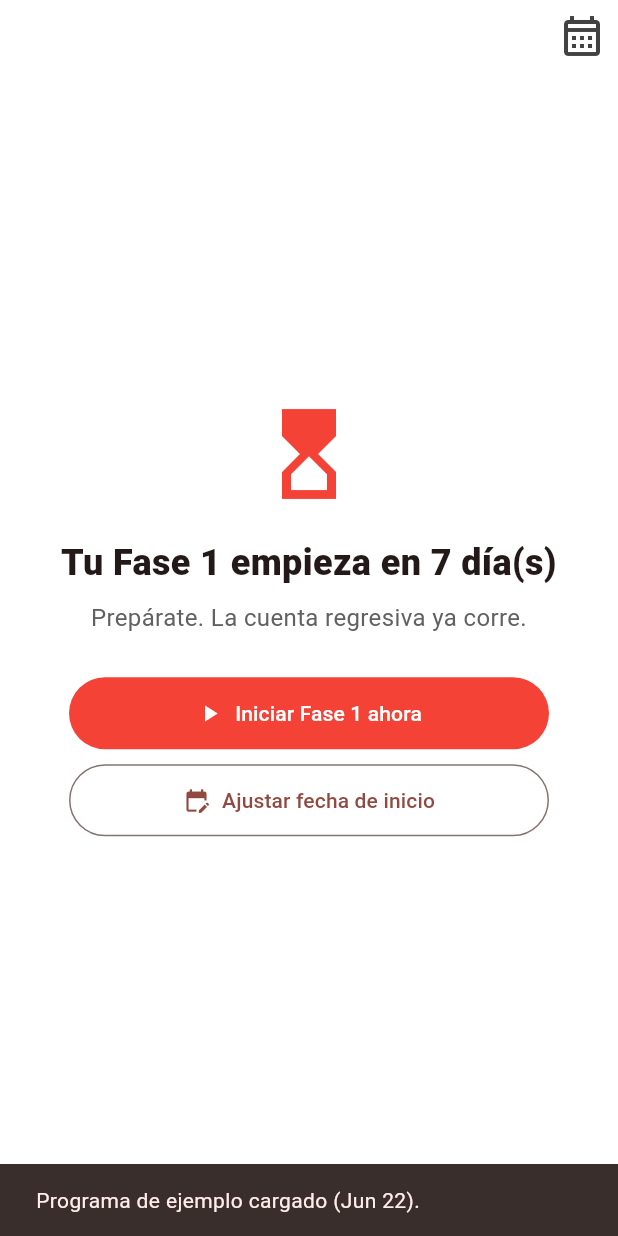
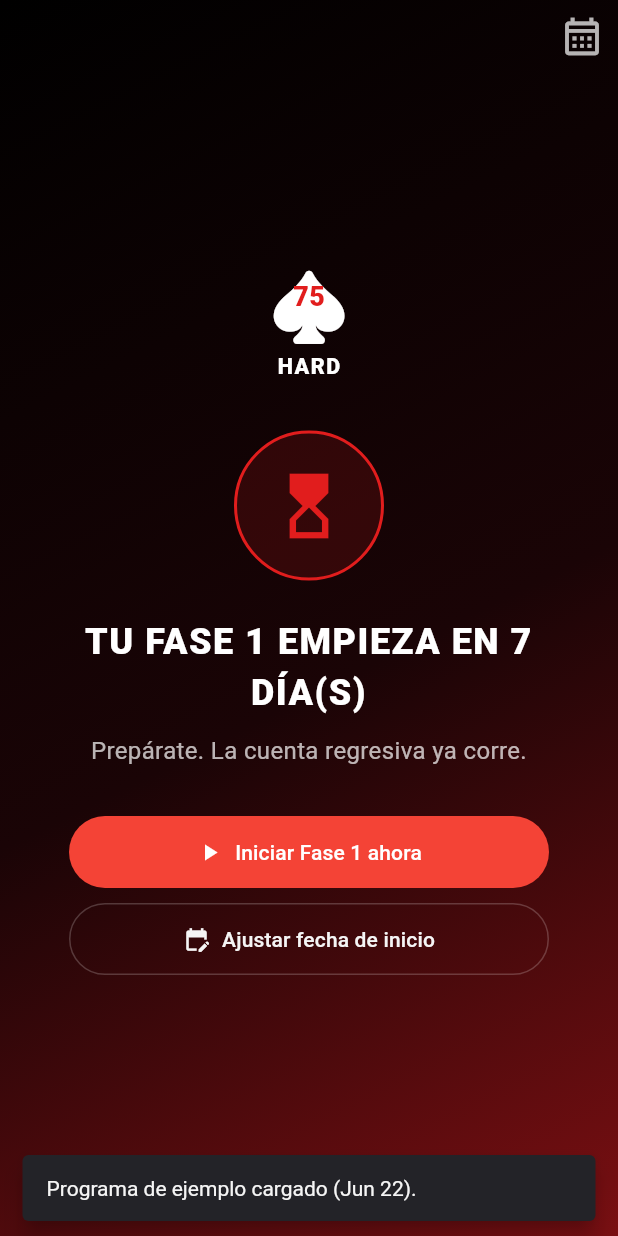
Before and after one commit to adrianhCoder/livehard_app, a Flutter app: the screen it shows after launch, after a tap on "Cargar datos de ejemplo", on a phone screen of 412 x 824 dp. Run offline on Flutter 3.47's test engine with Material 3 defaults, Android fonts, the phone set to English and light mode, and no system bars; our stand-ins replace flutter_riverpod, image_picker, isar, riverpod_annotation; accounts and stored records are empty; generated files the repository leaves out were written again.

Commit message:
feat(ui): Tema oscuro de marca estilo 1st Phorm / Andy Frisella
Centraliza la paleta y el tema en core/theme/app_theme.dart (negros
profundos, rojo de marca y gradiente de héroe) y lo aplica a las
pantallas principales:

- Onboarding: portada con gradiente, spade ♠ y tipografía bold.
- Vista de HOY: encabezado héroe con gradiente (DAY N, fecha, spade).
- Filas de tareas y Power List en oscuro; badge de hábito como pill rojo.
- Pantalla entre fases (descanso/antes de empezar/año completado) como
  portada de marca con gradiente, spade e ícono en círculo rojo.

Pendiente: calendario de progreso y perfil aún en claro.

Co-Authored-By: Claude Opus 4.8 <noreply@anthropic.com>

```diff
--- /dev/null
+++ b/lib/core/theme/app_theme.dart
@@ -0,0 +1,92 @@
+import 'package:flutter/material.dart';
+
+/// Paleta de marca LiveHard, inspirada en el estilo 1st Phorm / Andy Frisella:
+/// negros profundos, rojo agresivo y tipografía bold.
+class AppColors {
+  const AppColors._();
+
+  /// Fondo principal (casi negro).
+  static const Color ink = Color(0xFF0C0C0E);
+
+  /// Superficie elevada (tarjetas, filas, diálogos).
+  static const Color surface = Color(0xFF18181B);
+
+  /// Superficie aún más elevada / bordes sutiles.
+  static const Color surfaceAlt = Color(0xFF232328);
+
+  /// Rojo de marca (tipo 1st Phorm).
+  static const Color red = Color(0xFFE11D1D);
+
+  /// Rojo oscuro para gradientes y estados presionados.
+  static const Color redDeep = Color(0xFF7A0F12);
+
+  /// Texto principal.
+  static const Color text = Color(0xFFF5F5F5);
+
+  /// Texto secundario / atenuado.
+  static const Color textMuted = Color(0xFF9A9AA2);
+
+  /// Líneas divisorias sutiles.
+  static const Color divider = Color(0x1FFFFFFF);
+
+  /// Gradiente de héroe (negro → rojo profundo) para encabezados y portadas.
+  static const LinearGradient heroGradient = LinearGradient(
+    begin: Alignment.topLeft,
+    end: Alignment.bottomRight,
+    colors: [Color(0xFF000000), Color(0xFF1A0406), redDeep],
+    stops: [0.0, 0.55, 1.0],
+  );
+}
+
+/// Tema oscuro de la app. Centraliza colores, tipografía y estilos de
+/// componentes para que toda la UI sea coherente con la marca.
+ThemeData buildLiveHardTheme() {
+  final base = ThemeData(
+    useMaterial3: true,
+    brightness: Brightness.dark,
+    fontFamily: 'Roboto',
+  );
+
+  final scheme = ColorScheme.fromSeed(
+    seedColor: AppColors.red,
+    brightness: Brightness.dark,
+  ).copyWith(
+    primary: AppColors.red,
+    secondary: AppColors.red,
+    surface: AppColors.surface,
+    onSurface: AppColors.text,
+  );
+
+  return base.copyWith(
+    scaffoldBackgroundColor: AppColors.ink,
+    colorScheme: scheme,
+    dividerColor: AppColors.divider,
+    dividerTheme: const DividerThemeData(color: AppColors.divider, space: 1),
+    dialogTheme: const DialogThemeData(backgroundColor: AppColors.surface),
+    snackBarTheme: const SnackBarThemeData(
+      backgroundColor: AppColors.surfaceAlt,
+      contentTextStyle: TextStyle(color: AppColors.text),
+      behavior: SnackBarBehavior.floating,
+    ),
+    textTheme: base.textTheme.apply(
+      bodyColor: AppColors.text,
+      displayColor: AppColors.text,
+    ),
+    iconTheme: const IconThemeData(color: AppColors.text),
+    filledButtonTheme: FilledButtonThemeData(
+      style: FilledButton.styleFrom(
+        backgroundColor: AppColors.red,
+        foregroundColor: Colors.white,
+      ),
+    ),
+    outlinedButtonTheme: OutlinedButtonThemeData(
+      style: OutlinedButton.styleFrom(
+        foregroundColor: AppColors.text,
+        side: const BorderSide(color: Color(0x33FFFFFF)),
+      ),
+    ),
+    textButtonTheme: TextButtonThemeData(
+      style: TextButton.styleFrom(foregroundColor: AppColors.red),
+    ),
+  );
+}
--- a/lib/features/onboarding/presentation/onboarding_flow.dart
+++ b/lib/features/onboarding/presentation/onboarding_flow.dart
@@ -1,7 +1,9 @@
+import 'package:flutter/cupertino.dart';
 import 'package:flutter/material.dart';
 import 'package:flutter_riverpod/flutter_riverpod.dart';
 import 'package:intl/intl.dart';
 
+import '../../../core/theme/app_theme.dart';
 import '../../../core/utils/date_x.dart';
 import '../../program/application/dev_clock.dart';
 import '../../program/application/mock_data.dart';
@@ -20,31 +22,52 @@ class OnboardingFlow extends ConsumerWidget {
   @override
   Widget build(BuildContext context, WidgetRef ref) {
     return Scaffold(
-      backgroundColor: Colors.white,
-      body: SafeArea(
+      body: Container(
+        decoration: const BoxDecoration(gradient: AppColors.heroGradient),
+        child: SafeArea(
           child: Center(
             child: SingleChildScrollView(
               padding: const EdgeInsets.all(24),
               child: Column(
                 mainAxisSize: MainAxisSize.min,
                 children: [
-                const Icon(Icons.flag, size: 72, color: Colors.red),
-                const SizedBox(height: 16),
-                Text('Bienvenido a LiveHard',
-                    style: Theme.of(context).textTheme.headlineSmall),
+                  const Stack(
+                    alignment: Alignment.center,
+                    children: [
+                      Icon(CupertinoIcons.suit_spade_fill,
+                          size: 96, color: Colors.white),
+                      Positioned(
+                        top: 18,
+                        child: Text('75',
+                            style: TextStyle(
+                                color: AppColors.red,
+                                fontWeight: FontWeight.w900,
+                                fontSize: 30)),
+                      ),
+                    ],
+                  ),
+                  const SizedBox(height: 18),
+                  const Text('BIENVENIDO A LIVEHARD',
+                      style: TextStyle(
+                          fontSize: 26,
+                          fontWeight: FontWeight.w900,
+                          letterSpacing: 1.5,
+                          color: Colors.white)),
                   const SizedBox(height: 12),
                   const Text(
                     'La Fase 3 debe TERMINAR en el aniversario de tu 75 Hard. '
                     'Para programar tus fases, dinos cuándo fue el Día 1 de tu '
                     '75 Hard.',
                     textAlign: TextAlign.center,
+                    style: TextStyle(color: Colors.white70, height: 1.4),
                   ),
                   const SizedBox(height: 28),
                   FilledButton.icon(
                     style: FilledButton.styleFrom(
-                    backgroundColor: Colors.red,
-                    padding:
-                        const EdgeInsets.symmetric(horizontal: 24, vertical: 14),
+                      backgroundColor: AppColors.red,
+                      foregroundColor: Colors.white,
+                      padding: const EdgeInsets.symmetric(
+                          horizontal: 24, vertical: 14),
                     ),
                     icon: const Icon(Icons.calendar_today),
                     label: const Text('Elegir Día 1 del 75 Hard'),
@@ -53,9 +76,11 @@ class OnboardingFlow extends ConsumerWidget {
                   const SizedBox(height: 16),
                   TextButton(
                     onPressed: () => _loadSample(context, ref),
-                  child: const Text('Cargar datos de ejemplo'),
+                    child: const Text('Cargar datos de ejemplo',
+                        style: TextStyle(color: Colors.white60)),
                   ),
                 ],
+              ),
             ),
           ),
         ),
--- a/lib/main.dart
+++ b/lib/main.dart
@@ -6,6 +6,7 @@ import 'package:image_picker/image_picker.dart';
 import 'package:intl/intl.dart';
 
 import 'core/enums/program_phase.dart';
+import 'core/theme/app_theme.dart';
 import 'core/utils/date_x.dart';
 import 'features/onboarding/presentation/onboarding_flow.dart';
 import 'features/program/application/dev_clock.dart';
@@ -43,12 +44,7 @@ class LiveHardApp extends StatelessWidget {
     return MaterialApp(
       title: 'LiveHard',
       debugShowCheckedModeBanner: false,
-      theme: ThemeData(
-        scaffoldBackgroundColor: Colors.white,
-        colorScheme: ColorScheme.fromSeed(seedColor: Colors.red),
-        useMaterial3: true,
-        fontFamily: 'Roboto',
-      ),
+      theme: buildLiveHardTheme(),
       home: const HomeScreen(),
     );
   }
@@ -145,9 +141,10 @@ class _TodayView extends ConsumerWidget {
         return ListView(
           padding: EdgeInsets.zero,
           children: [
-            // ---- Encabezado: logo, DAY N, fecha, calendario ----
-            Padding(
-              padding: const EdgeInsets.fromLTRB(16, 12, 16, 8),
+            // ---- Encabezado HÉROE: logo, DAY N, fecha, calendario ----
+            Container(
+              decoration: const BoxDecoration(gradient: AppColors.heroGradient),
+              padding: const EdgeInsets.fromLTRB(16, 16, 8, 18),
               child: Row(
                 crossAxisAlignment: CrossAxisAlignment.center,
                 children: [
@@ -158,26 +155,29 @@ class _TodayView extends ConsumerWidget {
                         Text(
                           'DAY $dayNumber',
                           style: const TextStyle(
-                            fontSize: 40,
+                            fontSize: 44,
                             fontWeight: FontWeight.w900,
-                            color: Colors.black,
+                            color: Colors.white,
+                            letterSpacing: 1,
                             height: 1.0,
                           ),
                         ),
-                        const SizedBox(height: 4),
+                        const SizedBox(height: 6),
                         Text(
-                          dateLabel,
-                          style: TextStyle(
-                            fontSize: 16,
-                            color: Colors.grey.shade700,
+                          dateLabel.toUpperCase(),
+                          style: const TextStyle(
+                            fontSize: 13,
+                            letterSpacing: 1.2,
+                            fontWeight: FontWeight.w600,
+                            color: Color(0xFFE9B8B8),
                           ),
                         ),
                       ],
                     ),
                   ),
                   IconButton(
-                    icon: Icon(Icons.calendar_month_outlined,
-                        size: 36, color: Colors.grey.shade800),
+                    icon: const Icon(Icons.calendar_month_outlined,
+                        size: 32, color: Colors.white),
                     onPressed: () => Navigator.of(context).push(
                       MaterialPageRoute(
                           builder: (_) => const CalendarScreen()),
@@ -186,7 +186,6 @@ class _TodayView extends ConsumerWidget {
                 ],
               ),
             ),
-            const Divider(height: 1),
 
             // ---- Lista de tareas ----
             for (final task in tasks) ...[
@@ -212,14 +211,15 @@ class _TodayView extends ConsumerWidget {
                 crossAxisAlignment: CrossAxisAlignment.start,
                 children: [
                   const Text(
-                    'NOTES:',
+                    'NOTES',
                     style: TextStyle(
-                      fontSize: 24,
+                      fontSize: 22,
                       fontWeight: FontWeight.w900,
-                      color: Colors.black,
+                      letterSpacing: 1.5,
+                      color: AppColors.text,
                     ),
                   ),
-                  const Divider(thickness: 1.5, color: Colors.black87),
+                  const Divider(thickness: 2, color: AppColors.red),
                   _NotesField(
                     key: const ValueKey('today-notes'),
                     initial: record?.notes ?? '',
@@ -283,9 +283,9 @@ class _TaskRow extends StatelessWidget {
               height: 44,
               decoration: BoxDecoration(
                 shape: BoxShape.circle,
-                color: done ? Colors.red : Colors.transparent,
+                color: done ? AppColors.red : Colors.transparent,
                 border: Border.all(
-                  color: done ? Colors.red : Colors.grey.shade400,
+                  color: done ? AppColors.red : Colors.white30,
                   width: 2,
                 ),
               ),
@@ -304,23 +304,22 @@ class _TaskRow extends StatelessWidget {
                   label,
                   style: TextStyle(
                     fontSize: 18,
-                    fontWeight: FontWeight.w500,
-                    color: done ? Colors.grey.shade500 : Colors.black87,
+                    fontWeight: FontWeight.w600,
+                    color: done ? AppColors.textMuted : AppColors.text,
                     decoration: done ? TextDecoration.lineThrough : null,
-                    decorationColor: Colors.grey.shade500,
+                    decorationColor: AppColors.textMuted,
                     decorationThickness: 2,
                   ),
                 ),
                 const SizedBox(height: 4),
-                Row(
+                const Row(
                   children: [
-                    Icon(Icons.add_alarm,
-                        size: 18, color: Colors.grey.shade500),
-                    const SizedBox(width: 6),
+                    Icon(Icons.add_alarm, size: 18, color: AppColors.textMuted),
+                    SizedBox(width: 6),
                     Text(
                       'Add Reminder',
                       style:
-                          TextStyle(fontSize: 14, color: Colors.grey.shade500),
+                          TextStyle(fontSize: 14, color: AppColors.textMuted),
                     ),
                   ],
                 ),
@@ -334,8 +333,8 @@ class _TaskRow extends StatelessWidget {
               child: Container(
                 padding: const EdgeInsets.all(10),
                 decoration: BoxDecoration(
-                  color: Colors.grey.shade700,
-                  borderRadius: BorderRadius.circular(6),
+                  color: AppColors.red,
+                  borderRadius: BorderRadius.circular(8),
                 ),
                 child: const Icon(Icons.add_a_photo,
                     color: Colors.white, size: 22),
@@ -372,27 +371,27 @@ class _PowerListSection extends ConsumerWidget {
       data: (slots) => Column(
         crossAxisAlignment: CrossAxisAlignment.start,
         children: [
-          Padding(
-            padding: const EdgeInsets.fromLTRB(16, 20, 16, 4),
+          const Padding(
+            padding: EdgeInsets.fromLTRB(16, 20, 16, 4),
             child: Row(
               crossAxisAlignment: CrossAxisAlignment.baseline,
               textBaseline: TextBaseline.alphabetic,
               children: [
-                const Text('POWER LIST',
-                    style:
-                        TextStyle(fontSize: 24, fontWeight: FontWeight.w900)),
-                const SizedBox(width: 8),
+                Text('POWER LIST',
+                    style: TextStyle(
+                        fontSize: 22,
+                        fontWeight: FontWeight.w900,
+                        letterSpacing: 1.5,
+                        color: AppColors.text)),
+                SizedBox(width: 8),
                 Text('· ${PhaseRules.powerListCount} tareas críticas',
-                    style:
-                        TextStyle(fontSize: 13, color: Colors.grey.shade600)),
+                    style: TextStyle(
+                        fontSize: 13, color: AppColors.textMuted)),
               ],
             ),
           ),
           const Divider(
-              thickness: 1.5,
-              color: Colors.black87,
-              indent: 16,
-              endIndent: 16),
+              thickness: 2, color: AppColors.red, indent: 16, endIndent: 16),
           for (final slot in slots) ...[
             _PowerListRow(
               view: slot,
@@ -495,11 +494,11 @@ class _PowerListRow extends StatelessWidget {
               height: 40,
               decoration: BoxDecoration(
                 shape: BoxShape.circle,
-                color: done ? Colors.red : Colors.transparent,
+                color: done ? AppColors.red : Colors.transparent,
                 border: Border.all(
                   color: done
-                      ? Colors.red
-                      : (defined ? Colors.grey.shade400 : Colors.grey.shade300),
+                      ? AppColors.red
+                      : (defined ? Colors.white30 : Colors.white24),
                   width: 2,
                 ),
               ),
@@ -507,7 +506,8 @@ class _PowerListRow extends StatelessWidget {
                   ? const Icon(Icons.check, color: Colors.white, size: 24)
                   : (defined
                       ? null
-                      : Icon(Icons.add, color: Colors.grey.shade400, size: 22)),
+                      : const Icon(Icons.add,
+                          color: AppColors.textMuted, size: 22)),
             ),
           ),
           const SizedBox(width: 14),
@@ -519,13 +519,13 @@ class _PowerListRow extends StatelessWidget {
                   defined ? view.text! : 'Define tu tarea crítica ${view.slot}',
                   style: TextStyle(
                     fontSize: 17,
-                    fontWeight: FontWeight.w500,
+                    fontWeight: FontWeight.w600,
                     fontStyle: defined ? FontStyle.normal : FontStyle.italic,
                     color: !defined
-                        ? Colors.grey.shade500
-                        : (done ? Colors.grey.shade500 : Colors.black87),
+                        ? AppColors.textMuted
+                        : (done ? AppColors.textMuted : AppColors.text),
                     decoration: done ? TextDecoration.lineThrough : null,
-                    decorationColor: Colors.grey.shade500,
+                    decorationColor: AppColors.textMuted,
                     decorationThickness: 2,
                   ),
                 ),
@@ -536,13 +536,13 @@ class _PowerListRow extends StatelessWidget {
                       Icon(Icons.local_fire_department,
                           size: 16,
                           color: view.streak > 0
-                              ? Colors.deepOrange
-                              : Colors.grey.shade400),
+                              ? AppColors.red
+                              : Colors.white30),
                       const SizedBox(width: 4),
                       Text(
                         '${view.streak} día${view.streak == 1 ? '' : 's'} seguidos',
-                        style: TextStyle(
-                            fontSize: 13, color: Colors.grey.shade600),
+                        style: const TextStyle(
+                            fontSize: 13, color: AppColors.textMuted),
                       ),
                     ],
                   ),
@@ -551,16 +551,18 @@ class _PowerListRow extends StatelessWidget {
                       padding: const EdgeInsets.only(top: 6),
                       child: Container(
                         padding: const EdgeInsets.symmetric(
-                            horizontal: 8, vertical: 3),
+                            horizontal: 8, vertical: 4),
                         decoration: BoxDecoration(
-                          color: Colors.green.shade50,
+                          color: AppColors.red,
                           borderRadius: BorderRadius.circular(6),
-                          border: Border.all(color: Colors.green.shade300),
                         ),
-                        child: Text(
-                          '✔ Ya es hábito · toca ✎ para reemplazarla',
+                        child: const Text(
+                          '🔥 YA ES HÁBITO · TOCA ✎ PARA REEMPLAZARLA',
                           style: TextStyle(
-                              fontSize: 12, color: Colors.green.shade800),
+                              fontSize: 11,
+                              fontWeight: FontWeight.w700,
+                              letterSpacing: 0.5,
+                              color: Colors.white),
                         ),
                       ),
                     ),
@@ -570,7 +572,7 @@ class _PowerListRow extends StatelessWidget {
           ),
           if (defined)
             IconButton(
-              icon: Icon(Icons.edit, size: 20, color: Colors.grey.shade600),
+              icon: const Icon(Icons.edit, size: 20, color: AppColors.textMuted),
               onPressed: onEdit,
               tooltip: 'Editar / reemplazar',
             ),
@@ -606,13 +608,15 @@ class _ScheduleStatusView extends ConsumerWidget {
             )
         : null;
 
-    return Stack(
+    return Container(
+      decoration: const BoxDecoration(gradient: AppColors.heroGradient),
+      child: Stack(
         children: [
           Align(
             alignment: Alignment.topRight,
             child: IconButton(
-            icon: Icon(Icons.calendar_month_outlined,
-                size: 32, color: Colors.grey.shade800),
+              icon: const Icon(Icons.calendar_month_outlined,
+                  size: 30, color: Colors.white70),
               onPressed: () => Navigator.of(context).push(
                 MaterialPageRoute(builder: (_) => const CalendarScreen()),
               ),
@@ -624,25 +628,41 @@ class _ScheduleStatusView extends ConsumerWidget {
               child: Column(
                 mainAxisSize: MainAxisSize.min,
                 children: [
-                Icon(icon, size: 72, color: Colors.red),
-                const SizedBox(height: 20),
-                Text(title,
+                  const _SpadeLogo(size: 60),
+                  const SizedBox(height: 32),
+                  Container(
+                    padding: const EdgeInsets.all(22),
+                    decoration: BoxDecoration(
+                      shape: BoxShape.circle,
+                      color: AppColors.red.withValues(alpha: 0.15),
+                      border: Border.all(color: AppColors.red, width: 2),
+                    ),
+                    child: Icon(icon, size: 52, color: AppColors.red),
+                  ),
+                  const SizedBox(height: 24),
+                  Text(title.toUpperCase(),
                       textAlign: TextAlign.center,
                       style: const TextStyle(
-                        fontSize: 24, fontWeight: FontWeight.w900)),
-                const SizedBox(height: 8),
+                          fontSize: 24,
+                          fontWeight: FontWeight.w900,
+                          letterSpacing: 1,
+                          color: Colors.white)),
+                  const SizedBox(height: 10),
                   Text(subtitle,
                       textAlign: TextAlign.center,
-                    style: TextStyle(fontSize: 16, color: Colors.grey.shade700)),
+                      style: const TextStyle(
+                          fontSize: 16, color: Colors.white70)),
                   if (opts != null) ...[
-                  const SizedBox(height: 28),
-                  SizedBox(width: 320, child: _PhaseStartActions(options: opts)),
+                    const SizedBox(height: 32),
+                    SizedBox(
+                        width: 320, child: _PhaseStartActions(options: opts)),
                   ],
                 ],
               ),
             ),
           ),
         ],
+      ),
     );
   }
 
@@ -690,13 +710,13 @@ class _PhaseStartActions extends ConsumerWidget {
       return Row(
         mainAxisAlignment: MainAxisAlignment.center,
         children: [
-          Icon(Icons.lock_outline, size: 18, color: Colors.grey.shade600),
+          const Icon(Icons.lock_outline, size: 18, color: Colors.white54),
           const SizedBox(width: 8),
           Flexible(
             child: Text(
               o.note ?? 'Fecha fija.',
               textAlign: TextAlign.center,
-              style: TextStyle(fontSize: 13, color: Colors.grey.shade700),
+              style: const TextStyle(fontSize: 13, color: Colors.white70),
             ),
           ),
         ],
@@ -710,7 +730,7 @@ class _PhaseStartActions extends ConsumerWidget {
           Text(
             o.note!,
             textAlign: TextAlign.center,
-            style: TextStyle(fontSize: 13, color: Colors.grey.shade700),
+            style: const TextStyle(fontSize: 13, color: Colors.white70),
           ),
           const SizedBox(height: 12),
         ],
@@ -900,13 +920,13 @@ class _SpadeLogo extends StatelessWidget {
           alignment: Alignment.center,
           children: [
             Icon(CupertinoIcons.suit_spade_fill,
-                size: size, color: Colors.black),
+                size: size, color: Colors.white),
             Positioned(
               top: size * 0.18,
               child: Text(
                 '75',
                 style: TextStyle(
-                  color: Colors.white,
+                  color: AppColors.red,
                   fontWeight: FontWeight.w900,
                   fontSize: size * 0.3,
                 ),
@@ -920,7 +940,7 @@ class _SpadeLogo extends StatelessWidget {
             fontWeight: FontWeight.w900,
             fontSize: size * 0.24,
             letterSpacing: 1,
-            color: Colors.black,
+            color: Colors.white,
           ),
         ),
       ],
@@ -956,10 +976,11 @@ class _NotesFieldState extends State<_NotesField> {
       maxLines: null,
       minLines: 4,
       onChanged: widget.onSave,
-      style: const TextStyle(fontSize: 16),
+      style: const TextStyle(fontSize: 16, color: AppColors.text),
       decoration: const InputDecoration(
         border: InputBorder.none,
         hintText: 'Escribe tus notas del día…',
+        hintStyle: TextStyle(color: AppColors.textMuted),
       ),
     );
   }
```
Lines whose indentation alone changed are shown as unchanged.
